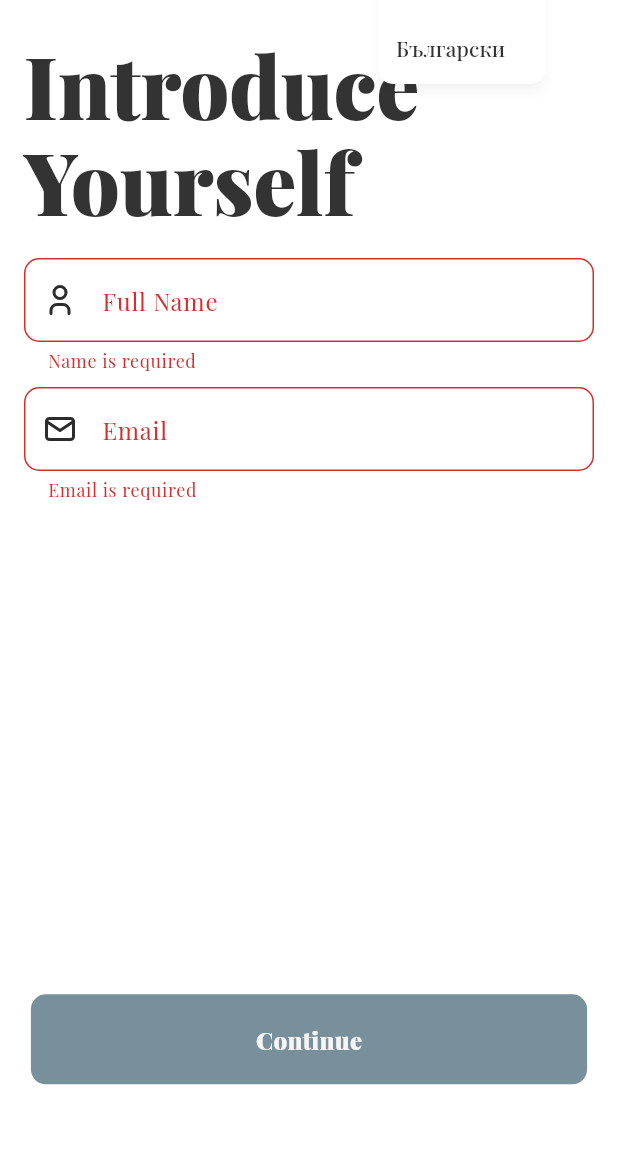
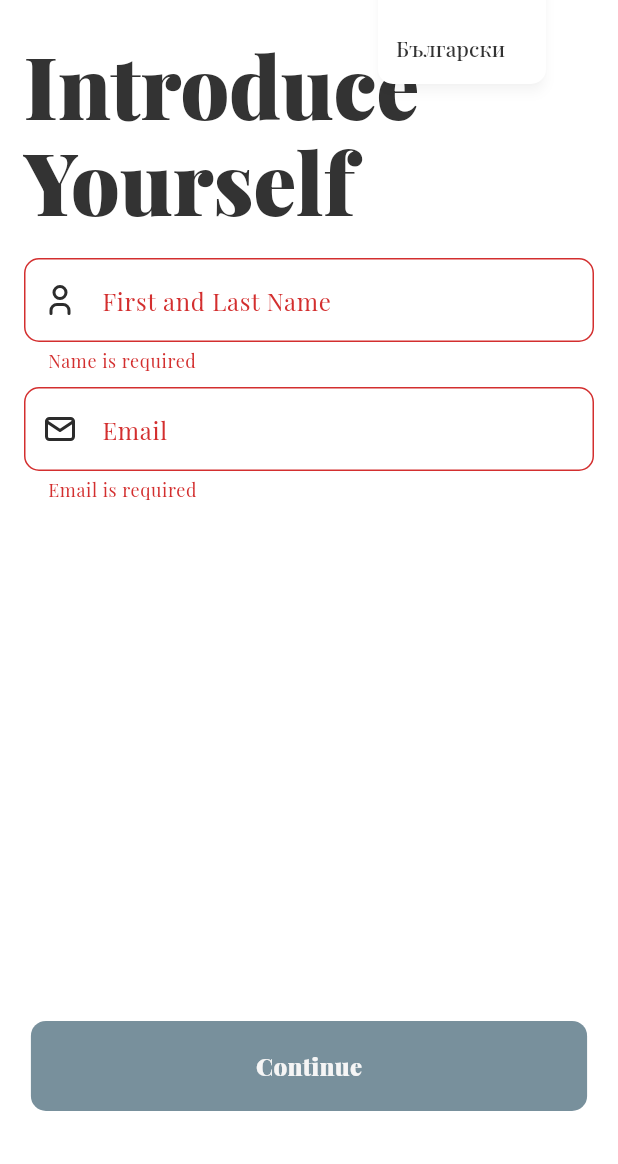
Before and after one commit to Kaloyanes/TruckFleet, a Flutter app: the SignUpView screen opened by its route, after a tap on an icon or button, on a phone screen of 412 x 824 dp, the part 72-1236 px from its top. Run offline on Flutter 3.47's test engine with Material 3 defaults, Android fonts, the phone set to English and light mode, and no system bars; our stand-ins replace cached_network_image, firebase_auth, firebase_core, flutter_animate, flutter_tabler_icons, gap and 4 more; missing offline and left inert: smooth_sheets, window_rounded_corners; accounts and stored records are empty; project files that could hold a hidden picture were left out.

Commit message:
Optimize rendering of media queries and describe that you need country code for the phone

```diff
--- a/truck_fleet_mobile/lib/app/components/media_picker_view.dart
+++ b/truck_fleet_mobile/lib/app/components/media_picker_view.dart
@@ -22,7 +22,7 @@ class MediaPickerView extends StatelessWidget {
         minExtent: const Extent.proportional(1),
         physics: const BouncingSheetPhysics(),
         child: Container(
-          height: MediaQuery.of(context).size.height * 0.8,
+          height: MediaQuery.sizeOf(context).height * 0.8,
           decoration: BoxDecoration(
             color: Theme.of(context).colorScheme.surface,
             borderRadius: const BorderRadius.only(
--- a/truck_fleet_mobile/lib/app/data/bg.dart
+++ b/truck_fleet_mobile/lib/app/data/bg.dart
@@ -25,6 +25,8 @@ final Map<String, String> bg = {
   "welcome_back": "Добре дошли отново в Truck Fleet",
   "make_password": "Създайте силна парола",
   "full_name": "Пълно име",
+  "first_and_last_name": "Първо и последно име",
+  "add_country_code": "Добавете код на държавата. Пример: +359",
   "join": "Влезте",
   "organization_code": "Код на организацията",
   "join_organization": "Влезте в към компания с код ",
--- a/truck_fleet_mobile/lib/app/data/en.dart
+++ b/truck_fleet_mobile/lib/app/data/en.dart
@@ -25,6 +25,8 @@ final Map<String, String> en = {
   "name": "Name",
   "make_password": "Create a secure password",
   "full_name": "Full Name",
+  "first_and_last_name": "First and Last Name",
+  "add_country_code": "Add country code. Example: +359",
   "join": "Join",
   "organization_code": "Organization Code",
   "join_organization": "Join Company With Code",
--- a/truck_fleet_mobile/lib/app/modules/sign_up/controllers/sign_up_controller.dart
+++ b/truck_fleet_mobile/lib/app/modules/sign_up/controllers/sign_up_controller.dart
@@ -60,6 +60,7 @@ class SignUpController extends GetxController {
   final organizationCodeHasText = false.obs;
 
   final profilePicture = Rx<XFile?>(null);
+  final isProfilePictureFocused = false.obs;
 
 // TODO: CHANGE VALUE
   var canGoNext = false.obs;
--- a/truck_fleet_mobile/lib/app/modules/sign_up/views/introduction_view.dart
+++ b/truck_fleet_mobile/lib/app/modules/sign_up/views/introduction_view.dart
@@ -49,7 +49,7 @@ class IntroductionView extends GetView<SignUpController> {
                 },
                 controller: controller.nameController,
                 decoration: InputDecoration(
-                  labelText: "full_name".tr,
+                  labelText: "first_and_last_name".tr,
                   prefixIcon: const Icon(
                     TablerIcons.user,
                   ),
@@ -81,7 +81,7 @@ class IntroductionView extends GetView<SignUpController> {
                   ),
                 ),
               ),
-              const Gap(150)
+              Gap(MediaQuery.sizeOf(context).height * 0.1),
             ],
           ),
         ),
--- a/truck_fleet_mobile/lib/app/modules/sign_up/views/join_organization_view.dart
+++ b/truck_fleet_mobile/lib/app/modules/sign_up/views/join_organization_view.dart
@@ -19,6 +19,16 @@ class JoinOrganizationView extends GetView<SignUpController> {
               style: Theme.of(context).textTheme.displayLarge!.copyWith(
                     fontWeight: FontWeight.normal,
                   ),
+            ),
+            const Gap(20),
+            Align(
+              alignment: Alignment.centerLeft,
+              child: Text(
+                "join_organization_description".tr,
+                style: Theme.of(context).textTheme.bodyMedium!.copyWith(
+                      color: Theme.of(context).colorScheme.error,
+                    ),
+              ),
             ),
             const Gap(30),
             Row(
@@ -54,16 +64,6 @@ class JoinOrganizationView extends GetView<SignUpController> {
                 ),
               ],
             ),
-            const Gap(20),
-            Align(
-              alignment: Alignment.centerLeft,
-              child: Text(
-                "join_organization_description".tr,
-                style: Theme.of(context).textTheme.bodyMedium!.copyWith(
-                      color: Theme.of(context).colorScheme.error,
-                    ),
-              ),
-            ),
             const Gap(100)
           ],
         ),
--- a/truck_fleet_mobile/lib/app/modules/sign_up/views/password_view.dart
+++ b/truck_fleet_mobile/lib/app/modules/sign_up/views/password_view.dart
@@ -44,6 +44,8 @@ class PasswordView extends GetView<SignUpController> {
                         labelText: "password".tr,
                       ),
                       obscureText: !controller.isPasswordVisible.value,
+                      keyboardType: TextInputType.visiblePassword,
+                      textInputAction: TextInputAction.next,
                     ),
                     Positioned(
                       right: 5,
@@ -82,6 +84,7 @@ class PasswordView extends GetView<SignUpController> {
                         labelText: "confirm_password".tr,
                       ),
                       obscureText: !controller.isPasswordVisible.value,
+                      keyboardType: TextInputType.visiblePassword,
                     ),
                     Positioned(
                       right: 5,
@@ -99,7 +102,7 @@ class PasswordView extends GetView<SignUpController> {
                   ],
                 ),
               ),
-              const Gap(100),
+              Gap(MediaQuery.sizeOf(context).height * 0.1),
             ],
           ),
         ),
--- a/truck_fleet_mobile/lib/app/modules/sign_up/views/phone_view.dart
+++ b/truck_fleet_mobile/lib/app/modules/sign_up/views/phone_view.dart
@@ -24,6 +24,11 @@ class PhoneView extends GetView<SignUpController> {
                     fontWeight: FontWeight.w900,
                   ),
             ),
+            const Gap(10),
+            Align(
+              alignment: Alignment.centerLeft,
+              child: Text("add_country_code".tr),
+            ),
             const Gap(20),
             TextFormField(
               controller: controller.phoneController,
@@ -44,7 +49,7 @@ class PhoneView extends GetView<SignUpController> {
                 prefix: const Text("+"),
               ),
             ),
-            const Gap(100),
+            Gap(MediaQuery.sizeOf(context).height * 0.1),
           ],
         ),
       ),
--- a/truck_fleet_mobile/lib/app/modules/sign_up/views/photo_view.dart
+++ b/truck_fleet_mobile/lib/app/modules/sign_up/views/photo_view.dart
@@ -5,6 +5,7 @@ import 'package:flutter_tabler_icons/flutter_tabler_icons.dart';
 import 'package:gap/gap.dart';
 import 'package:get/get.dart';
 import 'package:truck_fleet_mobile/app/modules/sign_up/controllers/sign_up_controller.dart';
+import 'package:truck_fleet_mobile/themes.dart';
 
 class PhotoView extends GetView<SignUpController> {
   const PhotoView({super.key});
@@ -24,27 +25,51 @@ class PhotoView extends GetView<SignUpController> {
                 ),
           ),
           const Gap(100),
-          Center(
-            child: IconButton(
-              iconSize: 50,
-              padding: const EdgeInsets.all(20),
-              onPressed: controller.addPhotos,
-              icon: const Icon(TablerIcons.plus),
+          Obx(
+            () => Center(
+              child: GestureDetector(
+                onTap: controller.addPhotos,
+                onTapDown: (details) => controller.isProfilePictureFocused.value = true,
+                onTapUp: (details) => controller.isProfilePictureFocused.value = false,
+                onTapCancel: () => controller.isProfilePictureFocused.value = false,
+                child: AnimatedContainer(
+                  curve: Curves.easeInOutCubicEmphasized,
+                  duration: Durations.long2,
+                  decoration: BoxDecoration(
+                    borderRadius: BorderRadius.circular(controller.isProfilePictureFocused.value ? radius + 6 : radius),
+                    border: Border.all(color: Theme.of(context).colorScheme.outline),
+                    image: DecorationImage(image: FileImage(File(controller.profilePicture.value!.path))),
+                  ),
+                  width: MediaQuery.sizeOf(context).width * 0.7,
+                  height: MediaQuery.sizeOf(context).width * 0.7,
+                  padding: controller.profilePicture.value != null ? const EdgeInsets.all(0) : const EdgeInsets.all(20),
+                  clipBehavior: Clip.none,
+                  child: controller.profilePicture.value != null
+                      ? AnimatedContainer(
+                          curve: Curves.easeInOutCubicEmphasized,
+                          duration: Durations.long2,
+                          decoration: BoxDecoration(
+                            borderRadius:
+                                BorderRadius.circular(controller.isProfilePictureFocused.value ? radius + 6 : radius),
+                          ),
+                          clipBehavior: Clip.hardEdge,
+                          child: Image.file(
+                            File(controller.profilePicture.value!.path),
+                            fit: BoxFit.cover,
+                          ),
+                        )
+                      : const Icon(TablerIcons.plus, size: 50),
+                ),
+              ),
             ),
           ),
+          TextButton(
+            onPressed: () {
+              controller.profilePicture.value = null;
+            },
+            child: Text("remove_image".tr),
+          ),
           const Gap(10),
-          Obx(() {
-            if (controller.profilePicture.value != null) {
-              return Image.file(
-                File(controller.profilePicture.value!.path),
-                width: 100,
-                height: 100,
-                fit: BoxFit.cover,
-              );
-            }
-
-            return const SizedBox.shrink();
-          })
         ],
       ),
     );
--- a/truck_fleet_mobile/lib/app/modules/sign_up/views/sign_up_view.dart
+++ b/truck_fleet_mobile/lib/app/modules/sign_up/views/sign_up_view.dart
@@ -5,9 +5,6 @@ import 'package:flutter/material.dart';
 import 'package:get/get.dart';
 import 'package:truck_fleet_mobile/app/components/language_switcher.dart';
 import 'package:truck_fleet_mobile/app/components/theme_switcher.dart';
-import 'package:truck_fleet_mobile/app/modules/sign_up/views/introduction_view.dart';
-import 'package:truck_fleet_mobile/app/modules/sign_up/views/phone_view.dart';
-import 'package:truck_fleet_mobile/app/modules/sign_up/views/photo_view.dart';
 
 import '../controllers/sign_up_controller.dart';
 
@@ -38,11 +35,11 @@ class SignUpView extends GetView<SignUpController> {
             children: controller.pages,
           ),
           AnimatedAlign(
-            alignment: Alignment(0, MediaQuery.of(context).viewInsets.bottom > 50 ? 0.9 : 0.85),
+            alignment: const Alignment(0, 0.9),
             curve: Curves.easeInOutCubicEmphasized,
             duration: Durations.medium2,
             child: SizedBox(
-              width: MediaQuery.of(context).size.width * 0.9,
+              width: MediaQuery.sizeOf(context).width * 0.9,
               height: 60,
               child: Obx(
                 () => FilledButton(
```
Also changed, not shown: truck_fleet_mobile/lib/app/modules/on_board/views/on_board_view.dart (+4 -4 lines), truck_fleet_mobile/lib/main.dart (+34 -25 lines).
